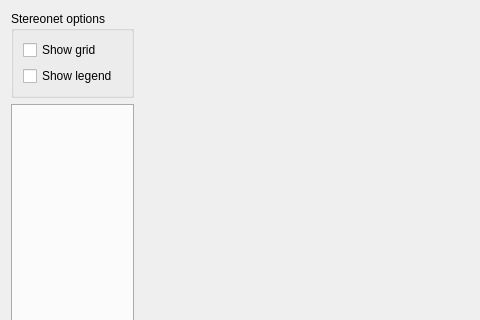
The window that ui/readsdb_plot.ui (ondrolexa/readsdb) describes before a commit, drawn with Qt 5; both pictures show x 0 to 480 and y 0 to 320 of the 930 by 500 pixel window.
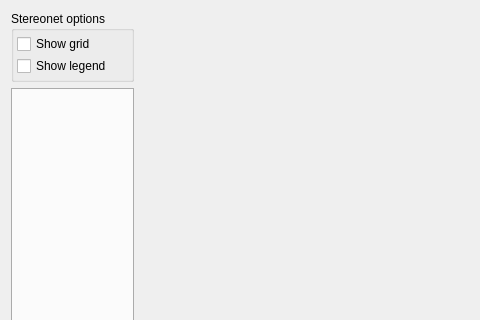
The same window after the commit.

Diff of the .ui file:
```diff
--- a/ui/readsdb_plot.ui
+++ b/ui/readsdb_plot.ui
@@ -28,6 +28,21 @@
         <string>Stereonet options</string>
        </property>
        <layout class="QVBoxLayout" name="verticalLayout_2">
+        <property name="spacing">
+         <number>2</number>
+        </property>
+        <property name="leftMargin">
+         <number>3</number>
+        </property>
+        <property name="topMargin">
+         <number>3</number>
+        </property>
+        <property name="rightMargin">
+         <number>3</number>
+        </property>
+        <property name="bottomMargin">
+         <number>3</number>
+        </property>
         <item>
          <widget class="QCheckBox" name="checkBox">
           <property name="text">
```
Left out of the diff: 4 changed lines with no effect on the pictures.
